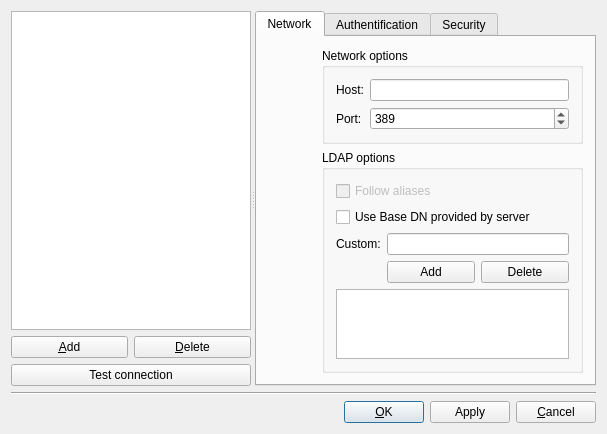
This is resources/forms/ServerDialogDesign.ui in einaru/luma as Qt 5 draws it before an edit. The edited form follows.
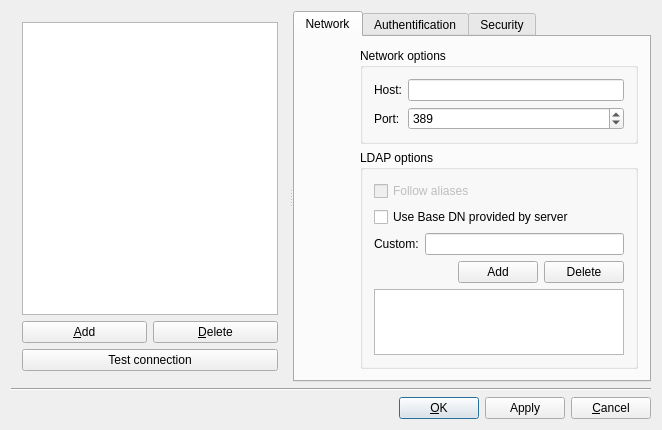
This is the edited form.

Diff of the .ui file:
```diff
--- a/resources/forms/ServerDialogDesign.ui
+++ b/resources/forms/ServerDialogDesign.ui
@@ -15,8 +15,8 @@
    <rect>
     <x>0</x>
     <y>0</y>
-    <width>607</width>
-    <height>434</height>
+    <width>662</width>
+    <height>430</height>
    </rect>
   </property>
   <property name="minimumSize">
@@ -45,16 +45,10 @@
      </property>
      <widget class="QWidget" name="layout3">
       <layout class="QGridLayout" name="serverListGrid">
-       <property name="sizeConstraint">
-        <enum>QLayout::SetMaximumSize</enum>
-       </property>
-       <property name="margin">
-        <number>0</number>
-       </property>
        <item row="0" column="0" colspan="2">
         <widget class="QListView" name="serverListView">
          <property name="sizePolicy">
-          <sizepolicy hsizetype="Preferred" vsizetype="Expanding">
+          <sizepolicy hsizetype="Expanding" vsizetype="Expanding">
            <horstretch>0</horstretch>
            <verstretch>0</verstretch>
           </sizepolicy>
@@ -86,12 +80,6 @@
        </item>
        <item row="2" column="0" colspan="2">
         <widget class="QPushButton" name="testConnectionButton">
-         <property name="sizePolicy">
-          <sizepolicy hsizetype="Expanding" vsizetype="Fixed">
-           <horstretch>0</horstretch>
-           <verstretch>0</verstretch>
-          </sizepolicy>
-         </property>
          <property name="text">
           <string>Test connection</string>
          </property>
@@ -104,8 +92,8 @@
        <bool>true</bool>
       </property>
       <property name="sizePolicy">
-       <sizepolicy hsizetype="Expanding" vsizetype="Fixed">
-        <horstretch>0</horstretch>
+       <sizepolicy hsizetype="Expanding" vsizetype="Expanding">
+        <horstretch>1</horstretch>
         <verstretch>0</verstretch>
        </sizepolicy>
       </property>
@@ -239,6 +227,19 @@
                </item>
                <item row="3" column="1">
                 <layout class="QHBoxLayout" name="hLayout">
+                 <item>
+                  <spacer name="horizontalSpacer">
+                   <property name="orientation">
+                    <enum>Qt::Horizontal</enum>
+                   </property>
+                   <property name="sizeHint" stdset="0">
+                    <size>
+                     <width>40</width>
+                     <height>20</height>
+                    </size>
+                   </property>
+                  </spacer>
+                 </item>
                  <item>
                   <widget class="QPushButton" name="addBaseDNButton">
                    <property name="text">
```
